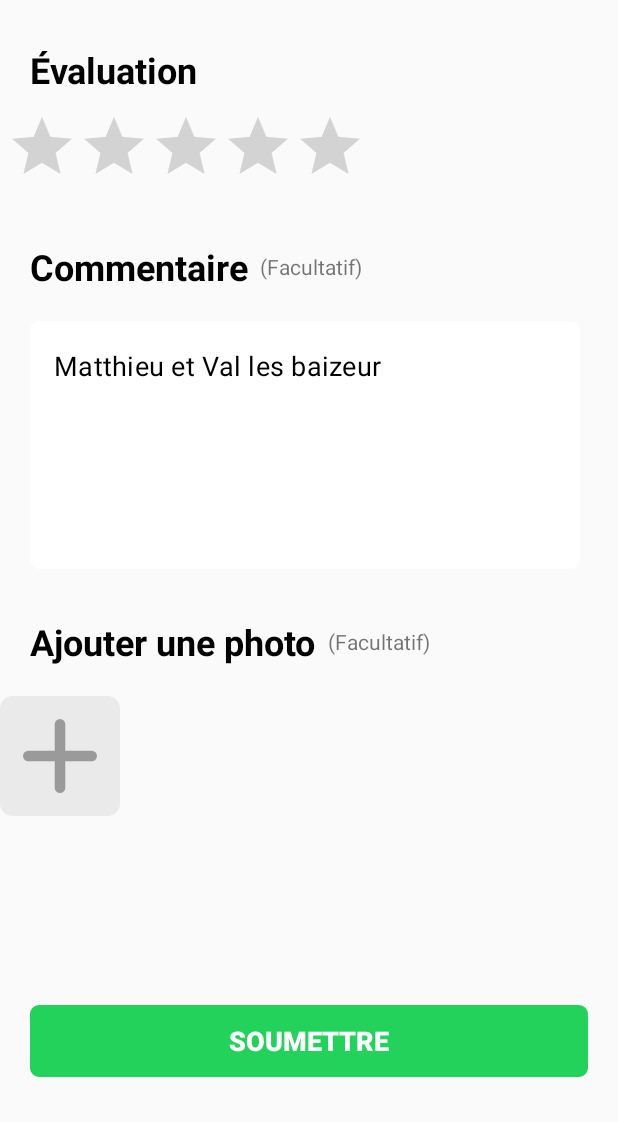
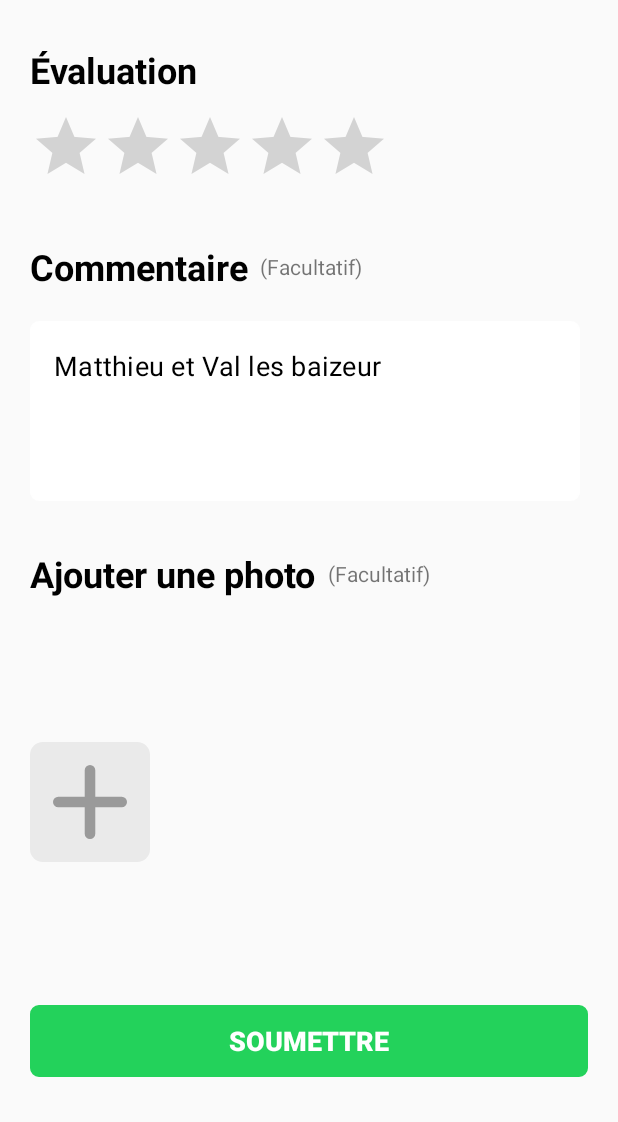
Before and after one commit to mtbrault/KungryProject, an Android app: the EvaluationActivity screen opened directly, with no data from a screen before it, on a phone screen of 412 x 824 dp, the part 114-1236 px from its top. Run offline under Robolectric (Android 15) with nearby library versions, the phone set to English and light mode, and no system bars.

Commit message:
Improve front of activity_evaluation.xml

```diff
--- a/MP/app/src/main/res/layout/activity_evaluation.xml
+++ b/MP/app/src/main/res/layout/activity_evaluation.xml
@@ -21,8 +21,8 @@
         style="@android:style/Widget.DeviceDefault.Light.RatingBar"
         android:layout_width="0dp"
         android:layout_height="wrap_content"
-        android:layout_marginStart="4dp"
-        android:layout_marginLeft="4dp"
+        android:layout_marginStart="20dp"
+        android:layout_marginLeft="20dp"
         android:layout_marginTop="12dp"
         android:layout_weight="0"
         android:numStars="5"
@@ -97,7 +97,7 @@
         android:id="@+id/editText"
         style="@style/Base.Widget.MaterialComponents.TextInputEditText"
         android:layout_width="0dp"
-        android:layout_height="165dp"
+        android:layout_height="120dp"
         android:layout_marginStart="20dp"
         android:layout_marginLeft="20dp"
         android:layout_marginTop="20dp"
@@ -137,10 +137,14 @@
         android:id="@+id/imageView2"
         android:layout_width="wrap_content"
         android:layout_height="wrap_content"
+        android:layout_marginStart="20dp"
+        android:layout_marginLeft="20dp"
         android:layout_marginTop="20dp"
+        android:layout_marginBottom="20dp"
         android:background="@drawable/ic_square"
         android:padding="15dp"
+        app:layout_constraintBottom_toTopOf="@+id/submit"
+        app:layout_constraintStart_toStartOf="parent"
         app:layout_constraintTop_toBottomOf="@+id/textView13"
-        app:srcCompat="@drawable/ic_icone_add"
-        tools:layout_editor_absoluteX="24dp" />
+        app:srcCompat="@drawable/ic_icone_add" />
 </androidx.constraintlayout.widget.ConstraintLayout>
```
